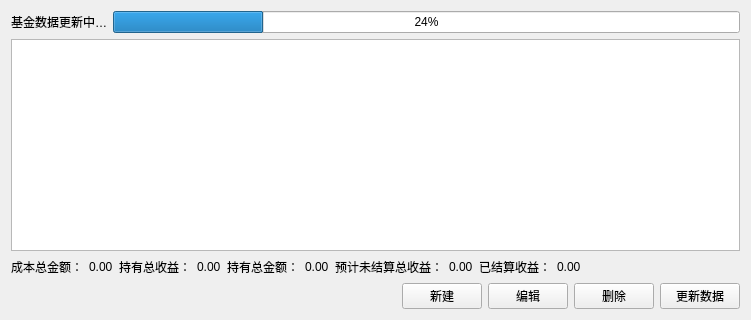
The window that src/ui/holding_tab.ui (Ginakira/Funder) describes before a commit, drawn with Qt 5.
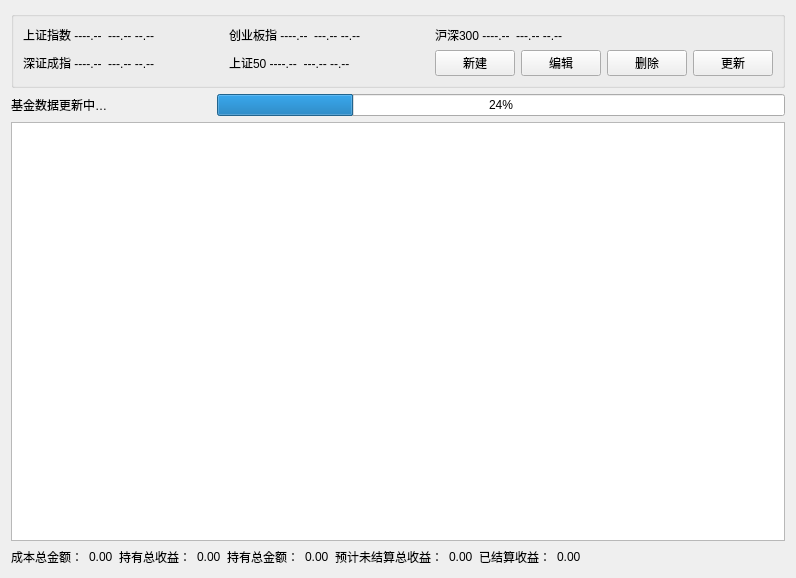
The same window after the commit.

Commit message: 调整持仓功能的按钮及大盘信息位置

```diff
--- a/src/ui/holding_tab.ui
+++ b/src/ui/holding_tab.ui
@@ -6,8 +6,8 @@
    <rect>
     <x>0</x>
     <y>0</y>
-    <width>751</width>
-    <height>320</height>
+    <width>796</width>
+    <height>578</height>
    </rect>
   </property>
   <property name="windowTitle">
@@ -15,18 +15,106 @@
   </property>
   <layout class="QVBoxLayout" name="verticalLayout">
    <item>
-    <layout class="QHBoxLayout" name="horizontalLayout">
-     <item>
+    <widget class="QGroupBox" name="marketGroupBox">
+     <property name="title">
+      <string/>
+     </property>
+     <layout class="QGridLayout" name="gridLayout">
+      <item row="0" column="0">
+       <widget class="QLabel" name="szzs_label">
+        <property name="text">
+         <string>上证指数 ----.--  ---.-- --.--</string>
+        </property>
+       </widget>
+      </item>
+      <item row="0" column="1">
+       <widget class="QLabel" name="cybz_label">
+        <property name="text">
+         <string>创业板指 ----.--  ---.-- --.--</string>
+        </property>
+       </widget>
+      </item>
+      <item row="0" column="2">
+       <widget class="QLabel" name="hs300_label">
+        <property name="text">
+         <string>沪深300 ----.--  ---.-- --.--</string>
+        </property>
+       </widget>
+      </item>
+      <item row="1" column="0">
+       <widget class="QLabel" name="szcz_label">
+        <property name="text">
+         <string>深证成指 ----.--  ---.-- --.--</string>
+        </property>
+       </widget>
+      </item>
+      <item row="1" column="1">
+       <widget class="QLabel" name="sz50_label">
+        <property name="text">
+         <string>上证50 ----.--  ---.-- --.--</string>
+        </property>
+       </widget>
+      </item>
+      <item row="1" column="2">
+       <layout class="QHBoxLayout" name="horizontalLayout">
+        <item>
+         <widget class="QPushButton" name="new_button">
+          <property name="text">
+           <string>新建</string>
+          </property>
+         </widget>
+        </item>
+        <item>
+         <widget class="QPushButton" name="edit_button">
+          <property name="text">
+           <string>编辑</string>
+          </property>
+         </widget>
+        </item>
+        <item>
+         <widget class="QPushButton" name="delete_button">
+          <property name="text">
+           <string>删除</string>
+          </property>
+         </widget>
+        </item>
+        <item>
+         <widget class="QPushButton" name="refresh_button">
+          <property name="text">
+           <string>更新</string>
+          </property>
+         </widget>
+        </item>
+       </layout>
+      </item>
+     </layout>
+    </widget>
+   </item>
+   <item>
+    <layout class="QGridLayout" name="gridLayout_2">
+     <item row="0" column="0">
       <widget class="QLabel" name="update_label">
        <property name="enabled">
         <bool>true</bool>
        </property>
+       <property name="minimumSize">
+        <size>
+         <width>200</width>
+         <height>0</height>
+        </size>
+       </property>
+       <property name="maximumSize">
+        <size>
+         <width>200</width>
+         <height>16777215</height>
+        </size>
+       </property>
        <property name="text">
         <string>基金数据更新中…</string>
        </property>
       </widget>
      </item>
-     <item>
+     <item row="0" column="1">
       <widget class="QProgressBar" name="update_progress_bar">
        <property name="value">
         <number>24</number>
@@ -145,51 +233,6 @@
      </item>
     </layout>
    </item>
-   <item>
-    <layout class="QHBoxLayout" name="horizontalLayout_2">
-     <item>
-      <spacer name="horizontal_spacer">
-       <property name="orientation">
-        <enum>Qt::Horizontal</enum>
-       </property>
-       <property name="sizeHint" stdset="0">
-        <size>
-         <width>40</width>
-         <height>20</height>
-        </size>
-       </property>
-      </spacer>
-     </item>
-     <item>
-      <widget class="QPushButton" name="new_button">
-       <property name="text">
-        <string>新建</string>
-       </property>
-      </widget>
-     </item>
-     <item>
-      <widget class="QPushButton" name="edit_button">
-       <property name="text">
-        <string>编辑</string>
-       </property>
-      </widget>
-     </item>
-     <item>
-      <widget class="QPushButton" name="delete_button">
-       <property name="text">
-        <string>删除</string>
-       </property>
-      </widget>
-     </item>
-     <item>
-      <widget class="QPushButton" name="refresh_button">
-       <property name="text">
-        <string>更新数据</string>
-       </property>
-      </widget>
-     </item>
-    </layout>
-   </item>
   </layout>
  </widget>
  <resources/>
```
The commit also changes 5 other files.
